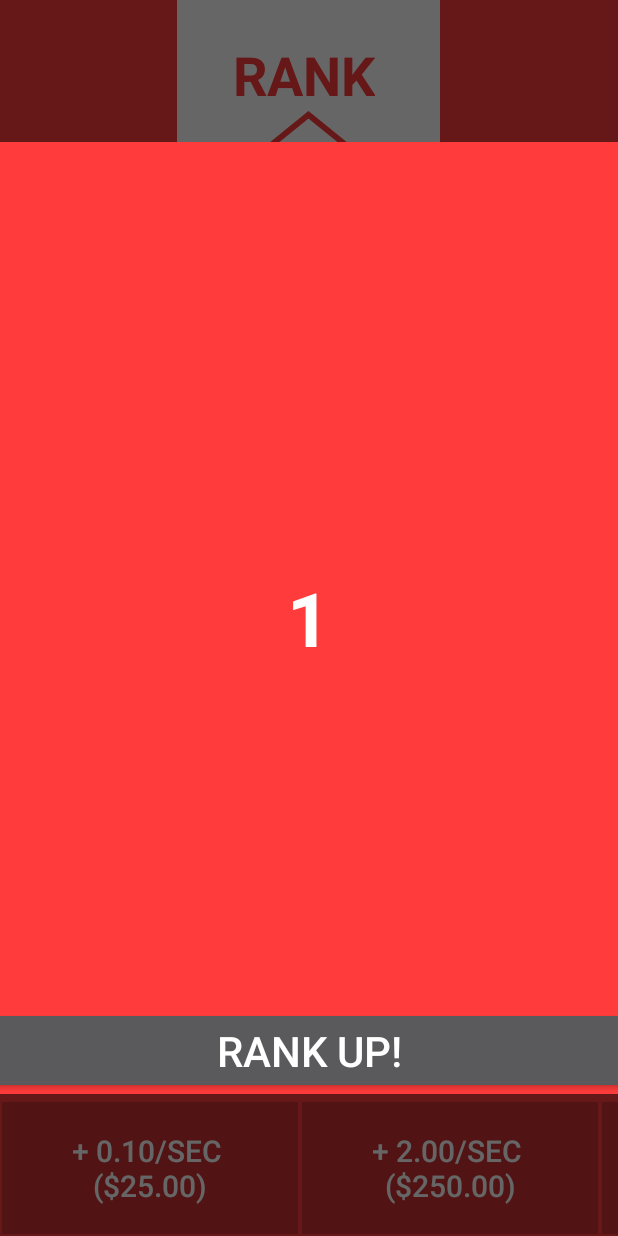
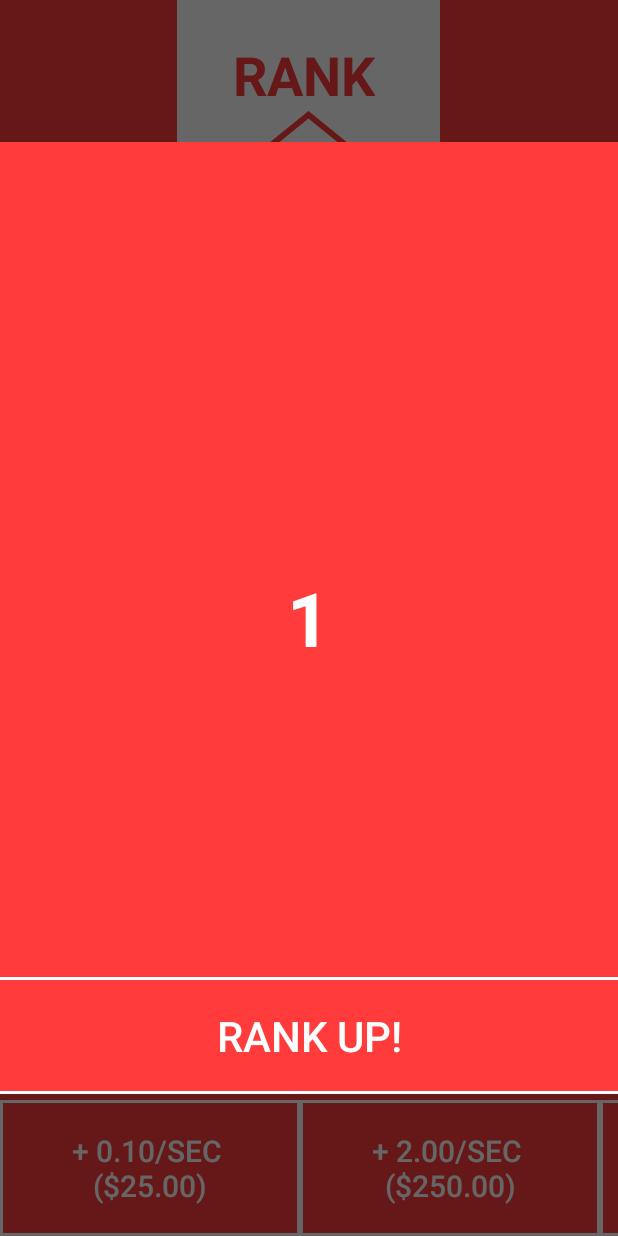
Before and after one commit to DavidZWalker/App, an Android app: the screen it shows after launch (MainActivity), after a tap on "RANK", on a phone screen of 412 x 824 dp. Run offline under Robolectric (Android 15) with nearby library versions, the phone set to English and light mode, and no system bars; our stand-ins replace data binding; libraries missing offline, so code that uses them is left out: androidx.databinding.library; 2 statements that could not run were skipped.

Commit message:
updated button style

```diff
--- a/app/src/main/res/drawable/button_background.xml
+++ b/app/src/main/res/drawable/button_background.xml
@@ -3,15 +3,15 @@
 
     <item android:state_pressed="true">
         <shape android:shape="rectangle">
-            <stroke android:color="@color/secondaryColor" android:width="1dp" />
-            <solid android:color="@color/primaryColor" />
+            <stroke android:color="@color/primaryColor" android:width="2dp" />
+            <solid android:color="@color/mainForegroundColor" />
         </shape>
     </item>
 
     <item>
         <shape android:shape="rectangle">
-            <stroke android:color="@color/primaryColor" android:width="1dp" />
-            <solid android:color="@color/secondaryColor" />
+            <stroke android:color="@color/mainForegroundColor" android:width="2dp" />
+            <solid android:color="@color/primaryColor" />
         </shape>
     </item>
 </selector>
--- a/app/src/main/res/layout/rank_popup.xml
+++ b/app/src/main/res/layout/rank_popup.xml
@@ -29,6 +29,7 @@
             android:layout_alignParentBottom="true"
             android:textSize="28sp"
             android:text="RANK UP!"
-            android:gravity="center" />
+            android:gravity="center"
+            style="@style/ClickerButtonBaseStyle"/>
     </RelativeLayout>
 </layout>
```
